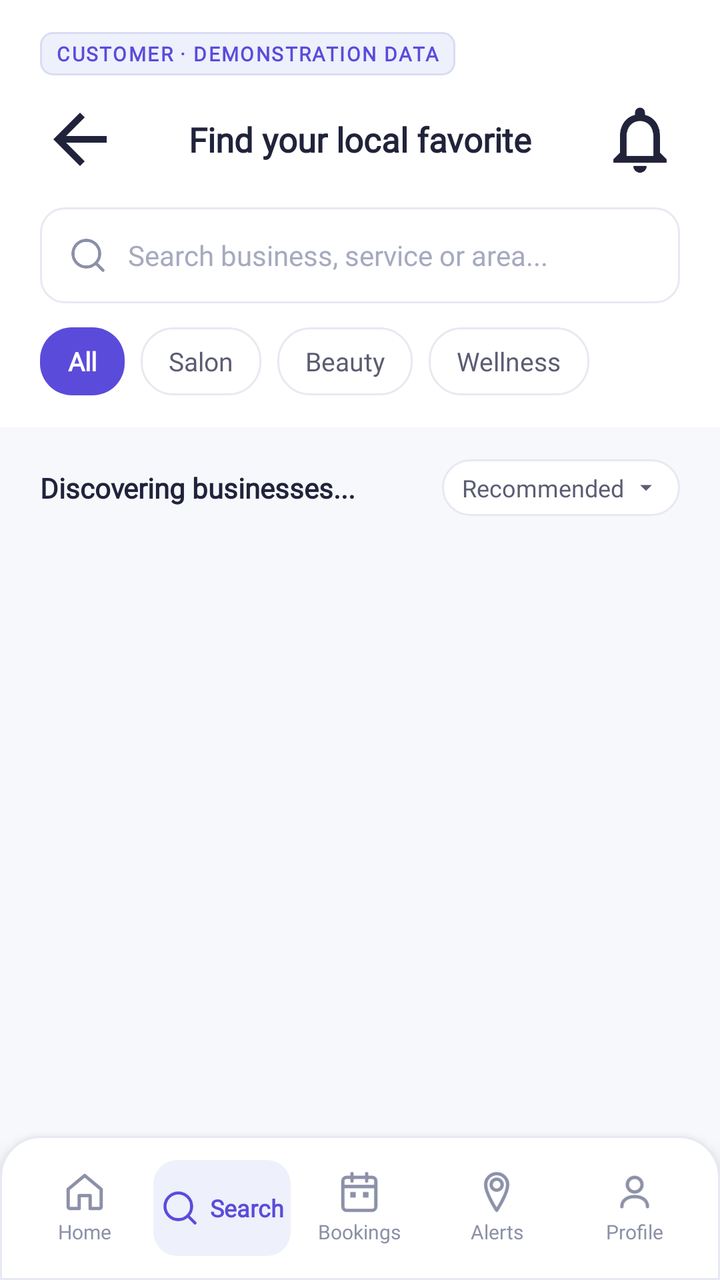
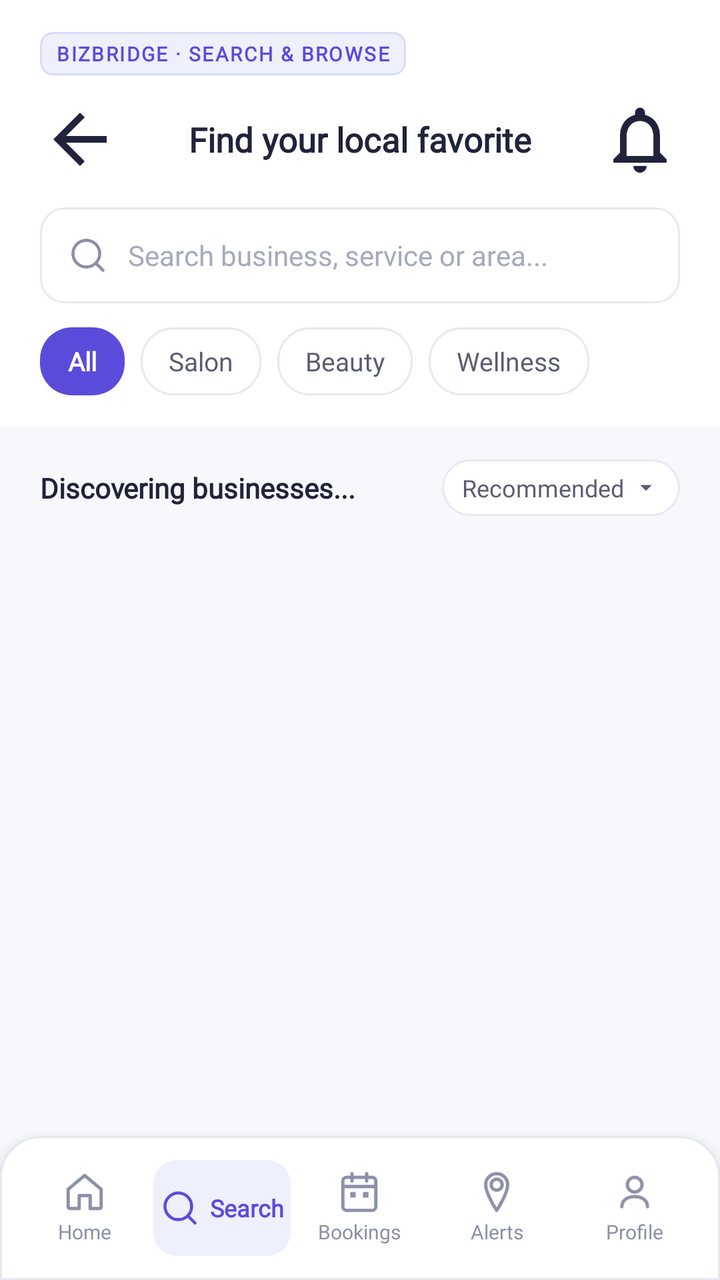

An Android layout rendered at two revisions. The XML below is the earlier revision; the diff shows what the commit changed to produce the second picture.
<!-- AndroidManifest.xml: application theme Theme.BizBridgeApp -->
<!-- res/layout/fragment_search_browse.xml -->
<?xml version="1.0" encoding="utf-8"?>
<androidx.coordinatorlayout.widget.CoordinatorLayout
    xmlns:android="http://schemas.android.com/apk/res/android"
    xmlns:app="http://schemas.android.com/apk/res-auto"
    android:layout_width="match_parent"
    android:layout_height="match_parent"
    android:background="@color/background">

    <androidx.core.widget.NestedScrollView
        android:layout_width="match_parent"
        android:layout_height="match_parent"
        android:paddingBottom="96dp"
        android:clipToPadding="false"
        android:overScrollMode="never">

        <LinearLayout
            android:layout_width="match_parent"
            android:layout_height="wrap_content"
            android:orientation="vertical">

            
            <LinearLayout
                android:layout_width="match_parent"
                android:layout_height="wrap_content"
                android:background="@color/surface_white"
                android:orientation="vertical"
                android:paddingStart="20dp"
                android:paddingEnd="20dp"
                android:paddingTop="16dp"
                android:paddingBottom="16dp">

                <TextView
                    android:layout_width="wrap_content"
                    android:layout_height="wrap_content"
                    android:background="@drawable/bg_subheader_tag"
                    android:paddingStart="8dp"
                    android:paddingEnd="8dp"
                    android:paddingTop="4dp"
                    android:paddingBottom="4dp"
                    android:text="CUSTOMER · DEMONSTRATION DATA"
                    android:textAppearance="@style/TextAppearance.BizBridge.SubheaderTag"
                    android:textSize="10sp" />

                <RelativeLayout
                    android:layout_width="match_parent"
                    android:layout_height="wrap_content"
                    android:layout_marginTop="12dp">

                    <ImageView
                        android:id="@+id/btn_back"
                        android:layout_width="40dp"
                        android:layout_height="40dp"
                        android:layout_alignParentStart="true"
                        android:layout_centerVertical="true"
                        android:background="?attr/selectableItemBackgroundBorderless"
                        android:src="@drawable/ic_arrow_back"
                        app:tint="@color/text_primary" />

                    <TextView
                        android:layout_width="wrap_content"
                        android:layout_height="wrap_content"
                        android:layout_centerInParent="true"
                        android:fontFamily="@font/inter_variable"
                        android:text="Find your local favorite"
                        android:textColor="@color/text_primary"
                        android:textSize="17sp"
                        android:textStyle="bold" />

                    <ImageView
                        android:id="@+id/btn_bell"
                        android:layout_width="40dp"
                        android:layout_height="40dp"
                        android:layout_alignParentEnd="true"
                        android:layout_centerVertical="true"
                        android:background="?attr/selectableItemBackgroundBorderless"
                        android:src="@drawable/ic_bell"
                        app:tint="@color/text_primary" />

                </RelativeLayout>

                
                <LinearLayout
                    android:id="@+id/search_bar"
                    android:layout_width="match_parent"
                    android:layout_height="48dp"
                    android:layout_marginTop="14dp"
                    android:background="@drawable/bg_search_bar"
                    android:gravity="center_vertical"
                    android:orientation="horizontal"
                    android:paddingStart="14dp"
                    android:paddingEnd="14dp">

                    <ImageView
                        android:layout_width="20dp"
                        android:layout_height="20dp"
                        android:src="@drawable/ic_nav_search"
                        app:tint="@color/text_muted" />

                    <EditText
                        android:id="@+id/et_search_input"
                        android:layout_width="0dp"
                        android:layout_height="match_parent"
                        android:layout_marginStart="10dp"
                        android:layout_weight="1"
                        android:background="@null"
                        android:fontFamily="@font/inter_variable"
                        android:hint="Search business, service or area..."
                        android:imeOptions="actionSearch"
                        android:inputType="text"
                        android:maxLines="1"
                        android:textColor="@color/text_primary"
                        android:textColorHint="@color/text_placeholder"
                        android:textSize="14sp" />

                    <ImageView
                        android:id="@+id/btn_clear_search"
                        android:layout_width="18dp"
                        android:layout_height="18dp"
                        android:src="@drawable/ic_cancel"
                        android:visibility="gone"
                        app:tint="@color/text_muted" />

                </LinearLayout>

                
                <HorizontalScrollView
                    android:layout_width="match_parent"
                    android:layout_height="wrap_content"
                    android:layout_marginTop="12dp"
                    android:scrollbars="none">

                    <LinearLayout
                        android:layout_width="wrap_content"
                        android:layout_height="wrap_content"
                        android:orientation="horizontal">

                        <LinearLayout
                            android:id="@+id/chip_all"
                            android:layout_width="wrap_content"
                            android:layout_height="34dp"
                            android:background="@drawable/bg_chip_selected"
                            android:gravity="center_vertical"
                            android:paddingStart="14dp"
                            android:paddingEnd="14dp">
                            <TextView
                                android:layout_width="wrap_content"
                                android:layout_height="wrap_content"
                                android:fontFamily="@font/inter_variable"
                                android:text="All"
                                android:textColor="@color/surface_white"
                                android:textSize="13sp"
                                android:textStyle="bold" />
                        </LinearLayout>

                        <LinearLayout
                            android:id="@+id/chip_salon"
                            android:layout_width="wrap_content"
                            android:layout_height="34dp"
                            android:layout_marginStart="8dp"
                            android:background="@drawable/bg_chip_default"
                            android:gravity="center_vertical"
                            android:paddingStart="14dp"
                            android:paddingEnd="14dp">
                            <TextView
                                android:layout_width="wrap_content"
                                android:layout_height="wrap_content"
                                android:fontFamily="@font/inter_variable"
                                android:text="Salon"
                                android:textColor="@color/text_secondary"
                                android:textSize="13sp" />
                        </LinearLayout>

                        <LinearLayout
                            android:id="@+id/chip_beauty"
                            android:layout_width="wrap_content"
                            android:layout_height="34dp"
                            android:layout_marginStart="8dp"
                            android:background="@drawable/bg_chip_default"
                            android:gravity="center_vertical"
                            android:paddingStart="14dp"
                            android:paddingEnd="14dp">
                            <TextView
                                android:layout_width="wrap_content"
                                android:layout_height="wrap_content"
                                android:fontFamily="@font/inter_variable"
                                android:text="Beauty"
                                android:textColor="@color/text_secondary"
                                android:textSize="13sp" />
                        </LinearLayout>

                        <LinearLayout
                            android:id="@+id/chip_wellness"
                            android:layout_width="wrap_content"
                            android:layout_height="34dp"
                            android:layout_marginStart="8dp"
                            android:background="@drawable/bg_chip_default"
                            android:gravity="center_vertical"
                            android:paddingStart="14dp"
                            android:paddingEnd="14dp">
                            <TextView
                                android:layout_width="wrap_content"
                                android:layout_height="wrap_content"
                                android:fontFamily="@font/inter_variable"
                                android:text="Wellness"
                                android:textColor="@color/text_secondary"
                                android:textSize="13sp" />
                        </LinearLayout>

                    </LinearLayout>
                </HorizontalScrollView>

            </LinearLayout>

            
            <RelativeLayout
                android:layout_width="match_parent"
                android:layout_height="wrap_content"
                android:layout_marginTop="16dp"
                android:paddingStart="20dp"
                android:paddingEnd="20dp">

                <TextView
                    android:id="@+id/tv_results_count"
                    android:layout_width="wrap_content"
                    android:layout_height="wrap_content"
                    android:layout_alignParentStart="true"
                    android:layout_centerVertical="true"
                    android:fontFamily="@font/inter_variable"
                    android:text="Discovering businesses..."
                    android:textColor="@color/text_primary"
                    android:textSize="14sp"
                    android:textStyle="bold" />

                <LinearLayout
                    android:id="@+id/btn_sort"
                    android:layout_width="wrap_content"
                    android:layout_height="wrap_content"
                    android:layout_alignParentEnd="true"
                    android:layout_centerVertical="true"
                    android:background="@drawable/bg_chip_default"
                    android:gravity="center_vertical"
                    android:orientation="horizontal"
                    android:paddingStart="10dp"
                    android:paddingEnd="10dp"
                    android:paddingTop="6dp"
                    android:paddingBottom="6dp">

                    <TextView
                        android:id="@+id/tv_sort_label"
                        android:layout_width="wrap_content"
                        android:layout_height="wrap_content"
                        android:fontFamily="@font/inter_variable"
                        android:text="Recommended"
                        android:textColor="@color/text_secondary"
                        android:textSize="12sp" />

                    <ImageView
                        android:layout_width="14dp"
                        android:layout_height="14dp"
                        android:layout_marginStart="4dp"
                        android:src="@drawable/ic_dropdown_arrow"
                        app:tint="@color/text_secondary" />

                </LinearLayout>
            </RelativeLayout>

            
            <LinearLayout
                android:id="@+id/business_list_container"
                android:layout_width="match_parent"
                android:layout_height="wrap_content"
                android:layout_marginTop="12dp"
                android:orientation="vertical"
                android:paddingStart="20dp"
                android:paddingEnd="20dp">

                
                <ProgressBar
                    android:id="@+id/pb_loading"
                    android:layout_width="wrap_content"
                    android:layout_height="wrap_content"
                    android:layout_gravity="center_horizontal"
                    android:layout_marginTop="32dp"
                    android:layout_marginBottom="32dp"
                    android:visibility="gone" />

                
                <LinearLayout
                    android:id="@+id/ll_empty_state"
                    android:layout_width="match_parent"
                    android:layout_height="wrap_content"
                    android:gravity="center"
                    android:orientation="vertical"
                    android:paddingTop="40dp"
                    android:paddingBottom="40dp"
                    android:visibility="gone">

                    <ImageView
                        android:layout_width="48dp"
                        android:layout_height="48dp"
                        android:src="@drawable/ic_nav_search"
                        app:tint="@color/text_muted" />

                    <TextView
                        android:id="@+id/tv_empty_message"
                        android:layout_width="wrap_content"
                        android:layout_height="wrap_content"
                        android:layout_marginTop="12dp"
                        android:fontFamily="@font/inter_variable"
                        android:gravity="center"
                        android:text="No businesses found."
                        android:textColor="@color/text_secondary"
                        android:textSize="14sp" />
                </LinearLayout>

            </LinearLayout>
        </LinearLayout>
    </androidx.core.widget.NestedScrollView>

    
    <LinearLayout
        android:id="@+id/bottom_nav"
        android:layout_width="match_parent"
        android:layout_height="72dp"
        android:layout_gravity="bottom"
        android:background="@drawable/bg_bottom_nav"
        android:elevation="8dp"
        android:gravity="center_vertical"
        android:orientation="horizontal"
        android:paddingStart="8dp"
        android:paddingEnd="8dp">

        <LinearLayout android:id="@+id/nav_home" android:layout_width="0dp" android:layout_height="48dp" android:layout_weight="1" android:clickable="true" android:focusable="true" android:gravity="center" android:orientation="vertical">
            <ImageView android:layout_width="22dp" android:layout_height="22dp" android:src="@drawable/ic_nav_home" app:tint="@color/text_muted" />
            <TextView android:layout_width="wrap_content" android:layout_height="wrap_content" android:layout_marginTop="2dp" android:fontFamily="@font/inter_variable" android:text="Home" android:textColor="@color/text_muted" android:textSize="10sp" />
        </LinearLayout>

        <LinearLayout android:id="@+id/nav_search" android:layout_width="0dp" android:layout_height="48dp" android:layout_weight="1" android:background="@drawable/bg_nav_item_active" android:gravity="center" android:orientation="horizontal">
            <ImageView android:layout_width="20dp" android:layout_height="20dp" android:src="@drawable/ic_nav_search" app:tint="@color/primary" />
            <TextView android:layout_width="wrap_content" android:layout_height="wrap_content" android:layout_marginStart="5dp" android:fontFamily="@font/inter_variable" android:text="Search" android:textColor="@color/primary" android:textSize="12sp" android:textStyle="bold" />
        </LinearLayout>

        <LinearLayout android:id="@+id/nav_bookings" android:layout_width="0dp" android:layout_height="48dp" android:layout_weight="1" android:clickable="true" android:focusable="true" android:gravity="center" android:orientation="vertical">
            <ImageView android:layout_width="22dp" android:layout_height="22dp" android:src="@drawable/ic_nav_bookings" app:tint="@color/text_muted" />
            <TextView android:layout_width="wrap_content" android:layout_height="wrap_content" android:layout_marginTop="2dp" android:fontFamily="@font/inter_variable" android:text="Bookings" android:textColor="@color/text_muted" android:textSize="10sp" />
        </LinearLayout>

        <LinearLayout android:id="@+id/nav_notifications" android:layout_width="0dp" android:layout_height="48dp" android:layout_weight="1" android:clickable="true" android:focusable="true" android:gravity="center" android:orientation="vertical">
            <ImageView android:layout_width="22dp" android:layout_height="22dp" android:src="@drawable/ic_nav_notifications" app:tint="@color/text_muted" />
            <TextView android:layout_width="wrap_content" android:layout_height="wrap_content" android:layout_marginTop="2dp" android:fontFamily="@font/inter_variable" android:text="Alerts" android:textColor="@color/text_muted" android:textSize="10sp" />
        </LinearLayout>

        <LinearLayout android:id="@+id/nav_profile" android:layout_width="0dp" android:layout_height="48dp" android:layout_weight="1" android:clickable="true" android:focusable="true" android:gravity="center" android:orientation="vertical">
            <ImageView android:layout_width="22dp" android:layout_height="22dp" android:src="@drawable/ic_person" app:tint="@color/text_muted" />
            <TextView android:layout_width="wrap_content" android:layout_height="wrap_content" android:layout_marginTop="2dp" android:fontFamily="@font/inter_variable" android:text="Profile" android:textColor="@color/text_muted" android:textSize="10sp" />
        </LinearLayout>
    </LinearLayout>

</androidx.coordinatorlayout.widget.CoordinatorLayout>
<!-- resources referenced by this layout -->
<resources>
  <color name="background">#F7F8FC</color>
  <color name="primary">#5B4BDB</color>
  <color name="surface_white">#FFFFFF</color>
  <color name="text_muted">#8C90A8</color>
  <color name="text_placeholder">#A6AABF</color>
  <color name="text_primary">#20233A</color>
  <color name="text_secondary">#5A5D72</color>
  <!-- drawable bg_bottom_nav (drawable) -->
  <?xml version="1.0" encoding="utf-8"?>
  <shape xmlns:android="http://schemas.android.com/apk/res/android"
      android:shape="rectangle">
      <solid android:color="@color/surface_white" />
      <stroke
          android:width="1dp"
          android:color="@color/border_subtle" />
      <corners
          android:topLeftRadius="20dp"
          android:topRightRadius="20dp" />
  </shape>
  <!-- drawable bg_chip_default (drawable) -->
  <?xml version="1.0" encoding="utf-8"?>
  <shape xmlns:android="http://schemas.android.com/apk/res/android"
      android:shape="rectangle">
      <solid android:color="@color/surface_white" />
      <stroke
          android:width="@dimen/stroke_subtle"
          android:color="@color/border_subtle" />
      <corners android:radius="@dimen/radius_chip" />
  </shape>
  <!-- drawable bg_chip_selected (drawable) -->
  <?xml version="1.0" encoding="utf-8"?>
  <shape xmlns:android="http://schemas.android.com/apk/res/android"
      android:shape="rectangle">
      <solid android:color="@color/primary" />
      <corners android:radius="@dimen/radius_chip" />
  </shape>
  <!-- drawable bg_nav_item_active (drawable) -->
  <?xml version="1.0" encoding="utf-8"?>
  <shape xmlns:android="http://schemas.android.com/apk/res/android"
      android:shape="rectangle">
      <solid android:color="@color/primary_light" />
      <corners android:radius="12dp" />
  </shape>
  <!-- drawable bg_search_bar (drawable) -->
  <?xml version="1.0" encoding="utf-8"?>
  <shape xmlns:android="http://schemas.android.com/apk/res/android"
      android:shape="rectangle">
      <solid android:color="@color/surface_white" />
      <stroke
          android:width="1dp"
          android:color="@color/border_subtle" />
      <corners android:radius="12dp" />
  </shape>
  <!-- drawable bg_subheader_tag (drawable) -->
  <?xml version="1.0" encoding="utf-8"?>
  <shape xmlns:android="http://schemas.android.com/apk/res/android"
      android:shape="rectangle">
      <solid android:color="@color/primary_light" />
      <stroke
          android:width="1dp"
          android:color="@color/primary_light_border" />
      <corners android:radius="6dp" />
  </shape>
  <!-- drawable ic_arrow_back (drawable) -->
  <vector xmlns:android="http://schemas.android.com/apk/res/android"
      android:width="24dp"
      android:height="24dp"
      android:viewportWidth="24"
      android:viewportHeight="24">
      <path
          android:fillColor="#20233A"
          android:pathData="M20,11H7.83l5.59,-5.59L12,4l-8,8 8,8 1.41,-1.41L7.83,13H20v-2z" />
  </vector>
  <!-- drawable ic_dropdown_arrow (drawable) -->
  <vector xmlns:android="http://schemas.android.com/apk/res/android"
      android:width="20dp"
      android:height="20dp"
      android:viewportWidth="24"
      android:viewportHeight="24">
      <path
          android:fillColor="@color/text_secondary"
          android:pathData="M7,10l5,5 5,-5z" />
  </vector>
  <style name="TextAppearance.BizBridge.SubheaderTag" parent="android:TextAppearance">
          <item name="android:textSize">11sp</item>
          <item name="android:textStyle">bold</item>
          <item name="android:textColor">@color/primary</item>
          <item name="android:letterSpacing">0.08</item>
          <item name="fontFamily">@font/inter_variable</item>
      </style>
  <style name="Theme.BizBridgeApp" parent="Base.Theme.BizBridgeApp" />
  <color name="border_subtle">#E7E9F2</color>
  <dimen name="stroke_subtle">1dp</dimen>
  <dimen name="radius_chip">16dp</dimen>
  <color name="primary_light">#EEF0FB</color>
  <color name="primary_light_border">#D9DCF3</color>
  <color name="error_text">#DC2626</color>
  <color name="white">#FFFFFFFF</color>
  <color name="secondary">#20B8A6</color>
  <!-- unchanged entries left out for length: 8 -->
</resources>

<!-- the commit's change to res/layout/fragment_search_browse.xml (unified diff, before → after) -->
@@ -37,7 +37,7 @@
                     android:paddingEnd="8dp"
                     android:paddingTop="4dp"
                     android:paddingBottom="4dp"
-                    android:text="CUSTOMER · DEMONSTRATION DATA"
+                    android:text="BIZBRIDGE · SEARCH &amp; BROWSE"
                     android:textAppearance="@style/TextAppearance.BizBridge.SubheaderTag"
                     android:textSize="10sp" />
 
